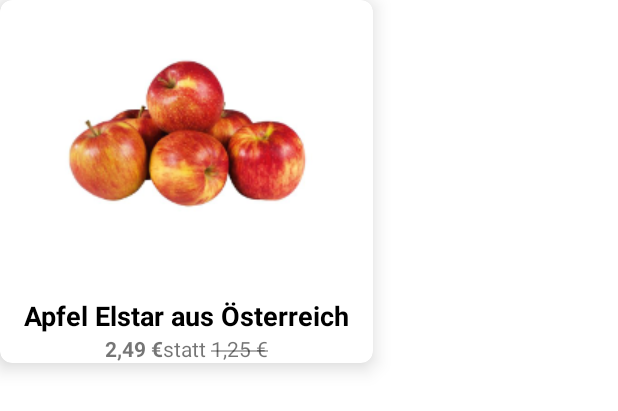
After one commit to RadmanHayati/Products, an Android app: the layout item_product.xml on its own in the app's theme, with its tools: preview values and no code run, on a phone screen of 412 x 824 dp. The commit adds this screen. Shown: the top 411 px of the screen. Run offline under Robolectric (Android 15) with nearby library versions, the phone set to English and light mode, and no system bars; network calls fail.

Commit message:
design basic list ui

```diff
--- a/app/src/main/java/ir/alizeyn/products/core/ext/View.kt
+++ b/app/src/main/java/ir/alizeyn/products/core/ext/View.kt
@@ -1,6 +1,8 @@
 package ir.alizeyn.products.core.ext
 
+import android.graphics.Paint
 import android.view.View
+import android.widget.TextView
 
 fun View.visible() {
     visibility = View.VISIBLE
@@ -29,3 +31,7 @@ fun View.hideIf(hide: Boolean) {
         visible()
     }
 }
+
+fun TextView.strike() {
+    paintFlags = paintFlags or Paint.STRIKE_THRU_TEXT_FLAG
+}
--- a/app/src/main/java/ir/alizeyn/products/presentation/products/ProductsFragment.kt
+++ b/app/src/main/java/ir/alizeyn/products/presentation/products/ProductsFragment.kt
@@ -10,6 +10,7 @@ import androidx.fragment.app.viewModels
 import androidx.navigation.fragment.findNavController
 import dagger.hilt.android.AndroidEntryPoint
 import ir.alizeyn.products.R
+import ir.alizeyn.products.core.ext.gone
 import ir.alizeyn.products.core.ext.visible
 import ir.alizeyn.products.core.state.StateData
 import ir.alizeyn.products.databinding.FragmentProductsBinding
@@ -38,6 +39,7 @@ class ProductsFragment : Fragment() {
                     binding.loadingGroup.visible()
                 }
                 is StateData.Success -> {
+                    binding.loadingGroup.gone()
                     Log.i("TAG", "SUCCESS")
                     it.data?.forEach {
                         Log.i("TAG", "onCreateView: ${it.title}")
--- a/app/src/main/res/layout/fragment_products.xml
+++ b/app/src/main/res/layout/fragment_products.xml
@@ -37,4 +37,13 @@
         android:layout_height="wrap_content"
         app:constraint_referenced_ids="loadingTextView,progressBar" />
 
+    <androidx.recyclerview.widget.RecyclerView
+        android:id="@+id/productsRecyclerView"
+        android:layout_width="0dp"
+        android:layout_height="0dp"
+        app:layout_constraintBottom_toBottomOf="parent"
+        app:layout_constraintEnd_toEndOf="parent"
+        app:layout_constraintStart_toStartOf="parent"
+        app:layout_constraintTop_toTopOf="parent" />
+
 </androidx.constraintlayout.widget.ConstraintLayout>
--- /dev/null
+++ b/app/src/main/res/layout/item_product.xml
@@ -0,0 +1,61 @@
+<?xml version="1.0" encoding="utf-8"?>
+<com.google.android.material.card.MaterialCardView xmlns:android="http://schemas.android.com/apk/res/android"
+    xmlns:app="http://schemas.android.com/apk/res-auto"
+    xmlns:tools="http://schemas.android.com/tools"
+    android:layout_width="wrap_content"
+    android:layout_height="wrap_content"
+    app:cardCornerRadius="@dimen/standardCardRadius"
+    app:cardElevation="@dimen/standardCardElevation">
+
+    <androidx.constraintlayout.widget.ConstraintLayout
+        android:layout_width="match_parent"
+        android:layout_height="match_parent">
+
+        <ImageView
+            android:id="@+id/productImageView"
+            android:layout_width="wrap_content"
+            android:layout_height="wrap_content"
+            app:layout_constraintEnd_toEndOf="parent"
+            app:layout_constraintStart_toStartOf="parent"
+            app:layout_constraintTop_toTopOf="parent"
+            tools:srcCompat="@drawable/tools_apfel" />
+
+        <TextView
+            android:id="@+id/productTitle"
+            android:layout_width="wrap_content"
+            android:layout_height="wrap_content"
+            android:layout_marginStart="@dimen/MaxMargin"
+            android:layout_marginTop="@dimen/MaxMargin"
+            android:layout_marginEnd="@dimen/MaxMargin"
+            android:textColor="@color/black"
+            android:textSize="18sp"
+            android:textStyle="bold"
+            app:layout_constraintEnd_toEndOf="parent"
+            app:layout_constraintStart_toStartOf="parent"
+            app:layout_constraintTop_toBottomOf="@+id/productImageView"
+            tools:text="Apfel Elstar aus Österreich" />
+
+        <TextView
+            android:id="@+id/productPrice"
+            android:layout_width="wrap_content"
+            android:layout_height="wrap_content"
+            android:textStyle="bold"
+            app:layout_constraintEnd_toStartOf="@+id/productStrikePrice"
+            app:layout_constraintHorizontal_bias="0.5"
+            app:layout_constraintHorizontal_chainStyle="packed"
+            app:layout_constraintStart_toStartOf="parent"
+            app:layout_constraintTop_toBottomOf="@+id/productTitle"
+            tools:text="2,49 €" />
+
+        <TextView
+            android:id="@+id/productStrikePrice"
+            android:layout_width="wrap_content"
+            android:layout_height="wrap_content"
+            android:textStyle=""
+            app:layout_constraintEnd_toEndOf="parent"
+            app:layout_constraintHorizontal_bias="0.5"
+            app:layout_constraintStart_toEndOf="@+id/productPrice"
+            app:layout_constraintTop_toBottomOf="@+id/productTitle"
+            tools:text="@string/strikePriceTools" />
+    </androidx.constraintlayout.widget.ConstraintLayout>
+</com.google.android.material.card.MaterialCardView>
--- a/app/src/main/res/values/dimens.xml
+++ b/app/src/main/res/values/dimens.xml
@@ -1,10 +1,13 @@
 <?xml version="1.0" encoding="utf-8"?>
-<resources xmlns:tools="http://schemas.android.com/tools">
+<resources>
     <dimen name="minMargin">4dp</dimen>
     <dimen name="standardMargin">8dp</dimen>
-    <dimen name="MidMargin">12dp</dimen>
+    <dimen name="MaxMargin">16dp</dimen>
 
     <dimen name="minPadding">4dp</dimen>
     <dimen name="standardPadding">8dp</dimen>
-    <dimen name="MidPadding">12dp</dimen>
+    <dimen name="MaxPadding">16dp</dimen>
+
+    <dimen name="standardCardElevation">8dp</dimen>
+    <dimen name="standardCardRadius">8dp</dimen>
 </resources>
--- a/app/src/main/res/values/strings.xml
+++ b/app/src/main/res/values/strings.xml
@@ -1,4 +1,6 @@
 <resources>
     <string name="app_name">Products</string>
     <string name="loading_text">Produkte werden geladen...</string>
+
+    <string name="strikePriceTools">statt <strike>1,25 €</strike></string>
 </resources>
```
Also changed, not shown: app/src/main/res/drawable/tools_apfel.png (added).
